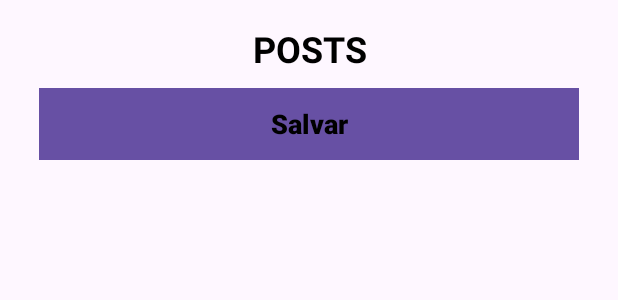
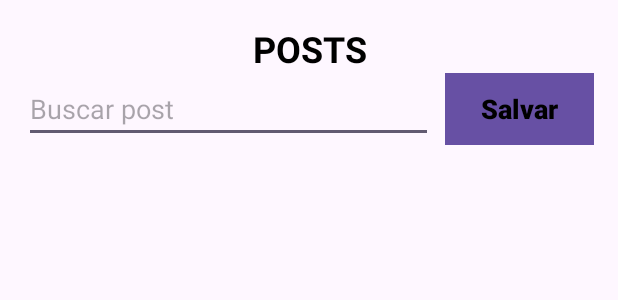
Before and after one commit to omaldonado26/Tarea2.2PM1, an Android app: the layout activity_list_place_holder.xml on its own in the app's theme, with its tools: preview values and no code run, on a phone screen of 412 x 824 dp. Shown: the top 300 px of the screen. Run offline under Robolectric (Android 15) with nearby library versions, the phone set to English and light mode, and no system bars; network calls fail.

```diff
--- a/app/src/main/res/layout/activity_list_place_holder.xml
+++ b/app/src/main/res/layout/activity_list_place_holder.xml
@@ -14,16 +14,32 @@
         android:gravity="center"
         android:textColor="#000000"/>
 
-    <Button
-        android:id="@+id/btnSalvar"
+    <LinearLayout
         android:layout_width="match_parent"
         android:layout_height="wrap_content"
-        android:text="Salvar"
-        android:layout_margin="10dp"
-        android:background="@android:color/holo_blue_light"
-        android:textColor="@android:color/black"
-        android:textStyle="bold"
-        android:textSize="18sp"/>
+        android:orientation="horizontal">
+
+        <EditText
+            android:id="@+id/editTextText3"
+            android:layout_width="0dp"
+            android:layout_height="wrap_content"
+            android:layout_weight="1"
+            android:ems="10"
+            android:hint="Buscar post"
+            android:inputType="text"
+            android:text="" />
+
+        <Button
+            android:id="@+id/btnSalvar"
+            android:layout_width="wrap_content"
+            android:layout_height="wrap_content"
+            android:layout_marginLeft="8dp"
+            android:background="@android:color/holo_blue_light"
+            android:text="Salvar"
+            android:textColor="@android:color/black"
+            android:textSize="18sp"
+            android:textStyle="bold" />
+    </LinearLayout>
 
     <ListView
         android:id="@+id/listViewPosts"
```
Also changed, not shown: app/src/main/java/com/example/app2prestapi/ListPlaceHolder.java (+65 -0 lines).
